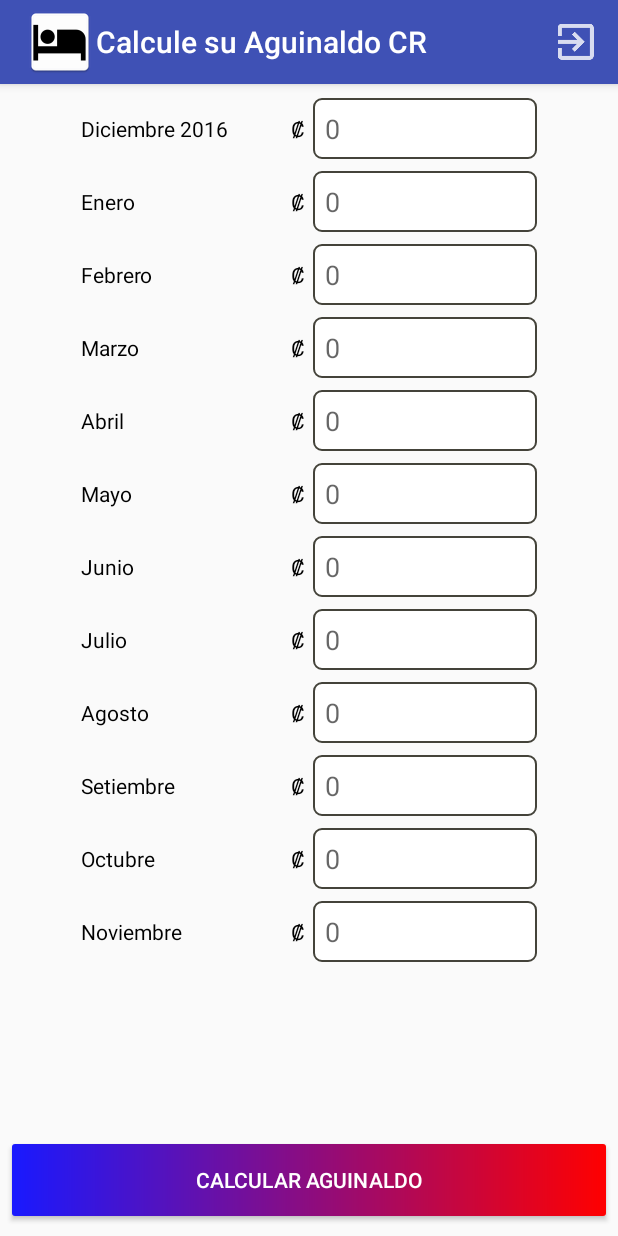
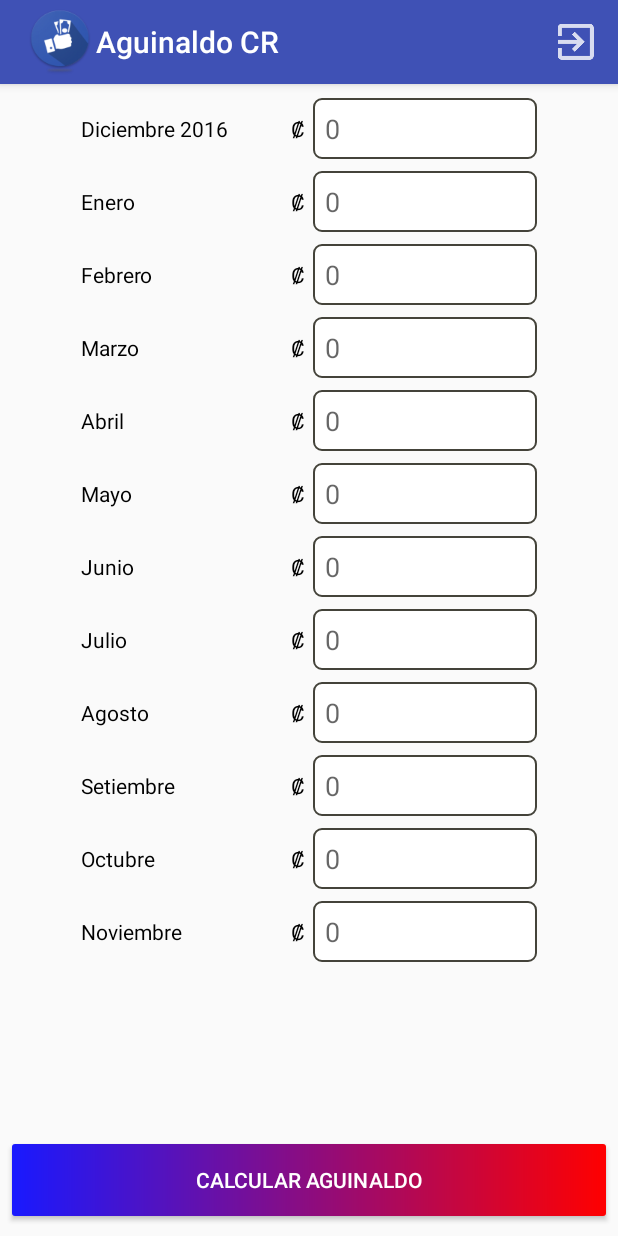
Before and after one commit to eusan91/AguinaldoCR, an Android app: the screen it shows after launch (MainActivity), on a phone screen of 412 x 824 dp. Run offline under Robolectric (Android 15) with nearby library versions, the phone set to English and light mode, and no system bars.

Commit message:
icon added

```diff
--- a/app/src/main/res/drawable/splash_background.xml
+++ b/app/src/main/res/drawable/splash_background.xml
@@ -1,10 +1,10 @@
 <?xml version="1.0" encoding="utf-8"?>
 <layer-list xmlns:android="http://schemas.android.com/apk/res/android">
 
-    <item android:drawable="@color/colorPrimary" />
+    <item android:drawable="@color/colorWhite" />
     <item>
         <bitmap
             android:gravity="center"
-        android:src="@mipmap/ic_launcher" />
+        android:src="@drawable/letters_aguinaldo" />
     </item>
 </layer-list>
--- a/app/src/main/res/values/colors.xml
+++ b/app/src/main/res/values/colors.xml
@@ -3,4 +3,5 @@
     <color name="colorPrimary">#3F51B5</color>
     <color name="colorPrimaryDark">#303F9F</color>
     <color name="colorAccent">#FF4081</color>
+    <color name="colorWhite">#FFF</color>
 </resources>
--- a/app/src/main/res/values/strings.xml
+++ b/app/src/main/res/values/strings.xml
@@ -1,3 +1,3 @@
 <resources>
-    <string name="app_name">Calcule su Aguinaldo CR</string>
+    <string name="app_name">Aguinaldo CR</string>
 </resources>
```
Also changed, not shown: app/src/main/res/drawable/letters_aguinaldo.png (added), app/src/main/res/mipmap-hdpi/ic_launcher.png, app/src/main/res/mipmap-mdpi/ic_launcher.png, app/src/main/res/mipmap-xhdpi/ic_launcher.png, app/src/main/res/mipmap-xxhdpi/ic_launcher.png, app/src/main/res/mipmap-xxxhdpi/ic_launcher.png.
